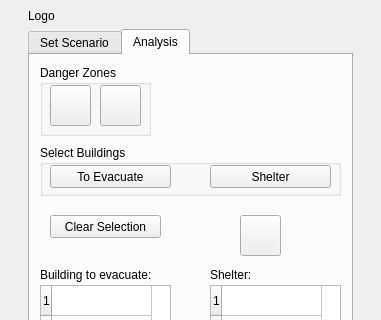
Old version of the form Evacu8/Evacu8/Evacu8_dockwidget_base.ui in the repository fhb1990/GEO1005; both pictures show x 0 to 381 and y 0 to 320 of the 381 by 569 pixel window.
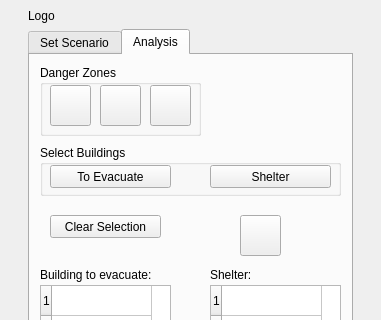
New version of the form. The open tabs and pages were chosen to show the change.

Commit message: Robust Buttons

Diff of the .ui file:
```diff
--- a/Evacu8/Evacu8/Evacu8_dockwidget_base.ui
+++ b/Evacu8/Evacu8/Evacu8_dockwidget_base.ui
@@ -385,7 +385,7 @@
          <rect>
           <x>10</x>
           <y>10</y>
-          <width>111</width>
+          <width>161</width>
           <height>71</height>
          </rect>
         </property>
@@ -430,6 +430,19 @@
           </size>
          </property>
         </widget>
+        <widget class="QPushButton" name="pushButton">
+         <property name="geometry">
+          <rect>
+           <x>110</x>
+           <y>20</y>
+           <width>41</width>
+           <height>41</height>
+          </rect>
+         </property>
+         <property name="text">
+          <string/>
+         </property>
+        </widget>
        </widget>
        <widget class="QGroupBox" name="groupBox_2">
         <property name="geometry">
```
Left out of the diff: 2 changed lines with no effect on the pictures. The commit also changes 7 other files.
